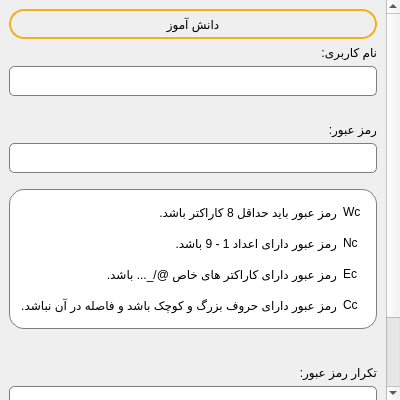
Old version of the form App/ui/studentSignUpPage.ui in the repository MohammadSangSefidi/QuizMaster.
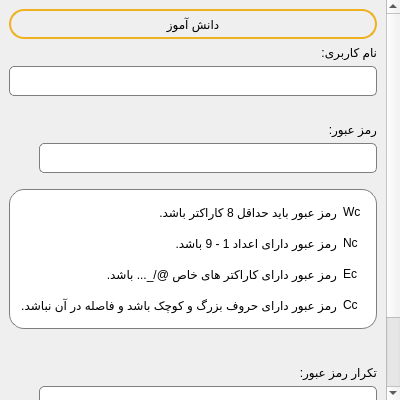
New version of the form.

Commit message: add show password button to passwords line edits. add exe file to project

```diff
--- a/App/ui/studentSignUpPage.ui
+++ b/App/ui/studentSignUpPage.ui
@@ -49,7 +49,7 @@
         <x>0</x>
         <y>0</y>
         <width>383</width>
-        <height>496</height>
+        <height>500</height>
        </rect>
       </property>
       <layout class="QVBoxLayout" name="verticalLayout">
@@ -124,6 +124,42 @@
           </widget>
          </item>
          <item>
+          <layout class="QHBoxLayout" name="horizontalLayout_5">
+           <property name="spacing">
+            <number>0</number>
+           </property>
+           <item>
+            <widget class="QPushButton" name="showPasswordButton">
+             <property name="minimumSize">
+              <size>
+               <width>30</width>
+               <height>30</height>
+              </size>
+             </property>
+             <property name="maximumSize">
+              <size>
+               <width>30</width>
+               <height>30</height>
+              </size>
+             </property>
+             <property name="styleSheet">
+              <string notr="true">#showPasswordButton{
+	border: none;
+	
+}</string>
+             </property>
+             <property name="text">
+              <string/>
+             </property>
+             <property name="iconSize">
+              <size>
+               <width>22</width>
+               <height>22</height>
+              </size>
+             </property>
+            </widget>
+           </item>
+           <item>
           <widget class="QLineEdit" name="passwordLineEdit">
            <property name="minimumSize">
             <size>
@@ -149,6 +185,8 @@
            </property>
           </widget>
          </item>
+          </layout>
+         </item>
          <item>
           <spacer name="verticalSpacer_5">
            <property name="orientation">
@@ -360,6 +398,42 @@
           </widget>
          </item>
          <item>
+          <layout class="QHBoxLayout" name="horizontalLayout_6">
+           <property name="spacing">
+            <number>0</number>
+           </property>
+           <item>
+            <widget class="QPushButton" name="showRePasswordButton">
+             <property name="minimumSize">
+              <size>
+               <width>30</width>
+               <height>30</height>
+              </size>
+             </property>
+             <property name="maximumSize">
+              <size>
+               <width>30</width>
+               <height>30</height>
+              </size>
+             </property>
+             <property name="styleSheet">
+              <string notr="true">#showRePasswordButton{
+	border: none;
+	
+}</string>
+             </property>
+             <property name="text">
+              <string/>
+             </property>
+             <property name="iconSize">
+              <size>
+               <width>22</width>
+               <height>22</height>
+              </size>
+             </property>
+            </widget>
+           </item>
+           <item>
           <widget class="QLineEdit" name="repeatPasswordLineEdit">
            <property name="minimumSize">
             <size>
@@ -384,6 +458,8 @@
             <string/>
            </property>
           </widget>
+           </item>
+          </layout>
          </item>
          <item>
           <widget class="QLabel" name="samePasswordErrorLabel">
```
Lines whose indentation alone changed are shown as unchanged. The commit also changes 63 other files.
